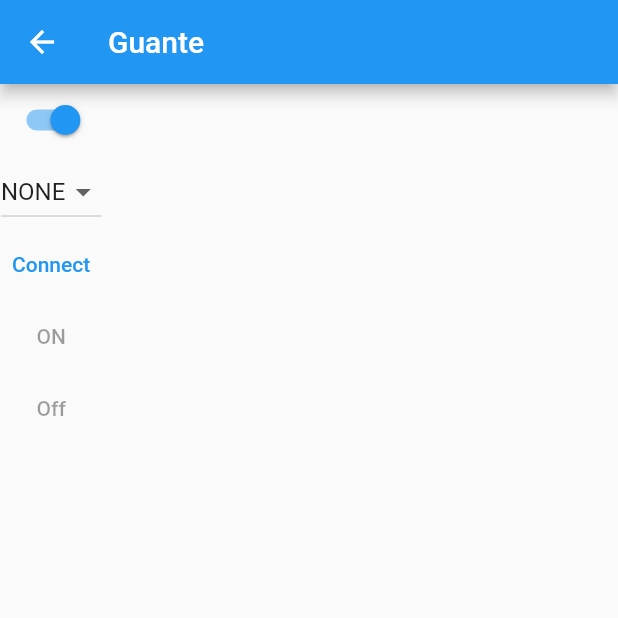
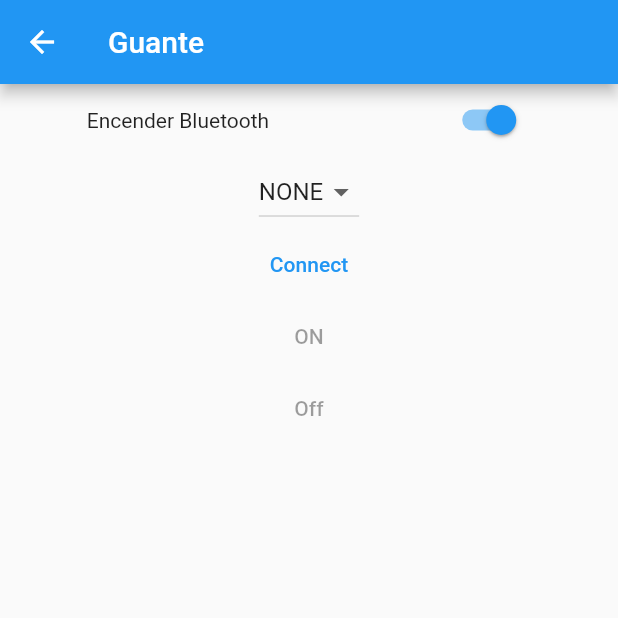
Before and after one commit to ozel-byte/Traductor-LSM, a Flutter app: the PageBlue screen opened by its route, on a phone screen of 412 x 824 dp, the top half of it. Run offline on Flutter 3.47's test engine with Material 2 defaults, Android fonts, the phone set to English and light mode, and no system bars; our stand-ins replace flutter_bluetooth_serial.

Commit message:
modulo de bluetooth

```diff
--- a/lib/src/pages/PageBlue.dart
+++ b/lib/src/pages/PageBlue.dart
@@ -104,6 +104,10 @@ class _PageBlueState extends State<PageBlue> {
       ),
       body: Column(
         children: [
+          Row(
+            mainAxisAlignment: MainAxisAlignment.spaceAround,
+            children: [
+              Text("Encender Bluetooth"),
               Switch(
                   value: _bluetoothState.isEnabled,
                   onChanged: (bool value) {
@@ -124,6 +128,8 @@ class _PageBlueState extends State<PageBlue> {
 
                     future().then((_) => {setState(() {})});
                   }),
+            ],
+          ),
           DropdownButton(
               items: _getDeviceItems(),
               value: _deviceList.isNotEmpty ? _device : null,
```
Lines whose indentation alone changed are shown as unchanged.
